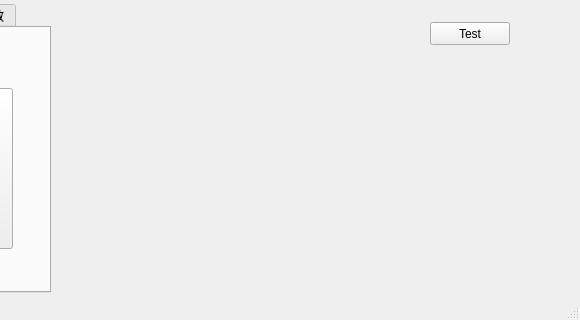
This is source/mainwindow.ui in WhiteChimney/ModePairingTest_v1 as Qt 5 draws it before an edit; both pictures show x 660 to 1240 and y 280 to 600 of the 1240 by 600 pixel window. The edited form follows.
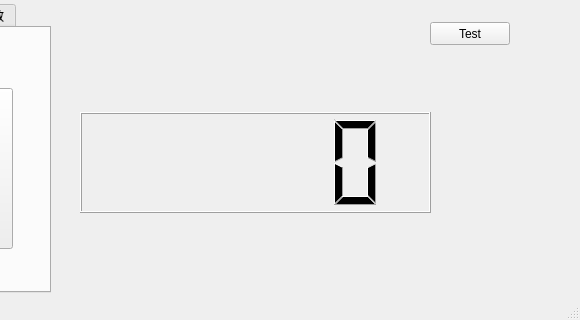
This is the edited form. Custom widgets are drawn as their Qt base class.

Diff of the .ui file:
```diff
--- a/source/mainwindow.ui
+++ b/source/mainwindow.ui
@@ -607,6 +607,16 @@
      </widget>
     </widget>
    </widget>
+   <widget class="QLCDNumber" name="lcdTimer">
+    <property name="geometry">
+     <rect>
+      <x>740</x>
+      <y>340</y>
+      <width>351</width>
+      <height>101</height>
+     </rect>
+    </property>
+   </widget>
   </widget>
   <widget class="QMenuBar" name="menubar">
    <property name="geometry">
```
